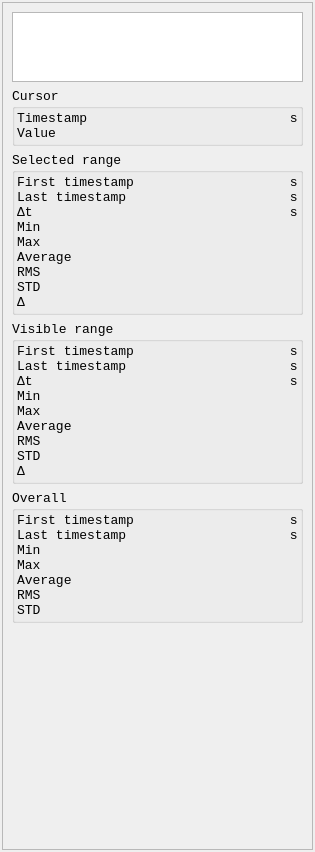
Before: the Qt Designer form asammdf/gui/ui/channel_stats.ui in danielhrisca/asammdf, drawn with Qt 5.
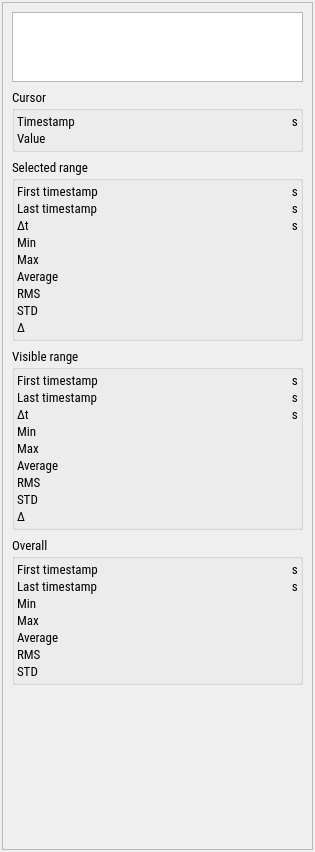
After: the same form once the commit is applied.

```diff
--- a/asammdf/gui/ui/channel_stats.ui
+++ b/asammdf/gui/ui/channel_stats.ui
@@ -12,7 +12,7 @@
   </property>
   <property name="font">
    <font>
-    <family>Consolas</family>
+    <family>Roboto Condensed</family>
     <pointsize>10</pointsize>
    </font>
   </property>
```
Left out of the diff: 4 changed lines with no effect on the pictures.
